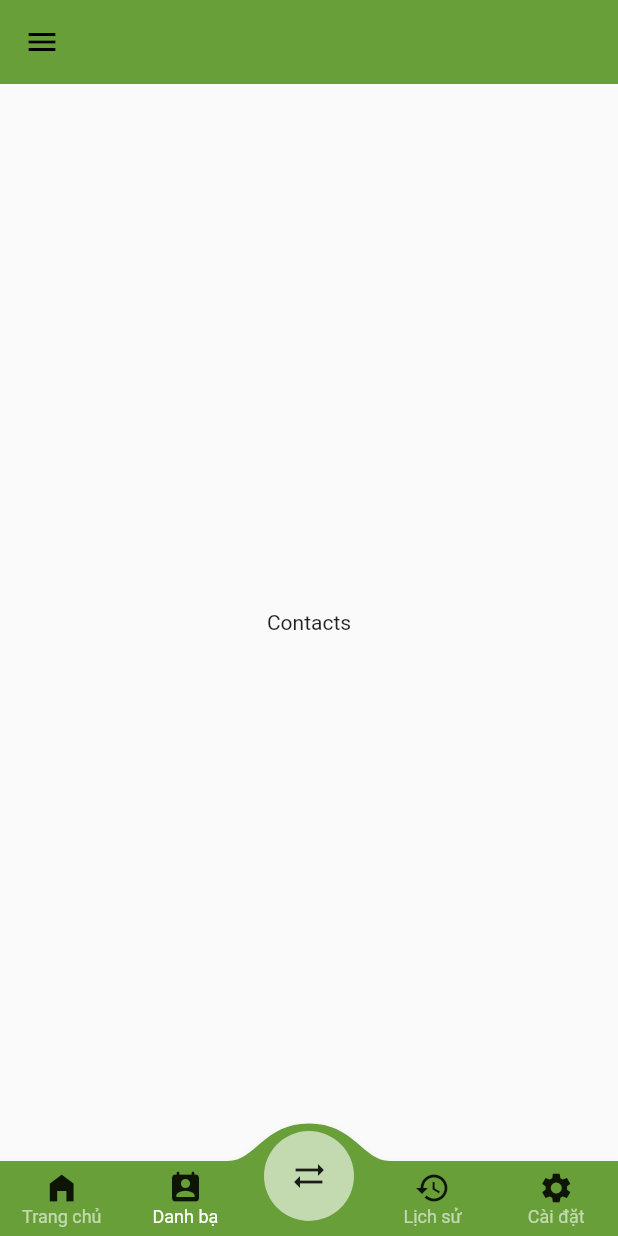
After one commit to Ngoc-HM/JunctionX_Hanoi2023, a Flutter app: the HomePage screen opened directly, item 2 of the bottom bar chosen, on a phone screen of 412 x 824 dp. The commit adds this screen. Run offline on Flutter 3.47's test engine with Material 2 defaults, Android fonts, the phone set to English and light mode, and no system bars; drawn by our look-alikes of convex_bottom_bar.

Commit message:
Add session for better use

```diff
--- a/lib/src/resources/home_page.dart
+++ b/lib/src/resources/home_page.dart
@@ -1,9 +1,15 @@
 import 'dart:math';
 
+import 'package:fintechdemo/src/resources/session/history_session.dart';
+import 'package:fintechdemo/src/resources/session/home_session.dart';
+import 'package:fintechdemo/src/resources/session/settings_session.dart';
+import 'package:fintechdemo/src/resources/session/transfer_session.dart';
 import 'package:flutter/material.dart';
 import 'package:convex_bottom_bar/convex_bottom_bar.dart';
 import 'package:flutter/services.dart';
 import 'package:intl/intl.dart';
+
+import 'session/sessions.dart';
 
 class HomePage extends StatefulWidget {
   const HomePage({super.key});
@@ -13,6 +19,13 @@ class HomePage extends StatefulWidget {
 
 class _HomePage extends State<HomePage> {
   int _selectedIndex = 0;
+  late Map<int, Widget> CurrentPage = {
+    0: Credit(),
+    1: Contact(),
+    2: Transfer(),
+    3: History(),
+    4: Settings(),
+  };
 
   void _onItemTapped(int index) {
     setState(() {
@@ -64,93 +77,20 @@ class _HomePage extends State<HomePage> {
         initialActiveIndex: _selectedIndex,
         onTap: _onItemTapped,
       ),
-      body: Credit()
+      body: CurrentPage[_selectedIndex]
     );
   }
 }
 
-class Credit extends StatefulWidget {
-  Credit({super.key});
+class Contact extends StatefulWidget {
+  Contact({super.key});
   @override
-  _Credit createState() => _Credit();
+  _Contact createState() => _Contact();
 }
 
-class _Credit extends State<Credit> {
-  String _customName = "VU THI HANG";
-  int _money = 10000000;
-  bool _canSee = false;
-
-  void _userWantToSee() {
-    setState(() {
-      if (_canSee) _canSee = false;
-      else {
-        //more security stuff
-        _canSee = true;
-      }
-    });
-  }
-
-  String _period() {
-    int hour = DateTime.now().hour;
-    if (hour < 5) return "Chào cú đêm!";
-    if (hour < 11) return "Chào buổi sáng!";
-    if (hour < 14) return "Chào buổi trưa!";
-    if (hour < 18) return "Chào buổi chiều!";
-    if (hour < 22) return "Chào buổi tối!";
-    return "Ngủ đủ giấc nhá!";
-  }
-
+class _Contact extends State<Contact> {
   @override
   Widget build(BuildContext context) {
-    return Container(
-      height: 200,
-      width: MediaQuery.of(context).size.width,
-      margin: EdgeInsets.fromLTRB(10, 10, 10, 0),
-      padding: EdgeInsets.fromLTRB(10, 10, 10, 10),
-      decoration: BoxDecoration(
-        color: Colors.lightGreen.shade300,
-        borderRadius: BorderRadius.all(Radius.circular(5))
-      ),
-        child: Column(
-          mainAxisAlignment: MainAxisAlignment.start,
-          crossAxisAlignment: CrossAxisAlignment.start,
-          children: <Widget>[
-            Expanded(
-              flex: 2,
-              child: Text(
-              _period(),
-              style: TextStyle(color: Colors.black, fontWeight: FontWeight.w100, fontSize: 20),
-            ),)
-            ,
-            Expanded(
-              flex: 4,
-              child: Text(
-                  _customName,
-                  style: TextStyle(color: Colors.black, fontWeight: FontWeight.bold, fontSize: 35),
-                ),
-              )
-            ,
-            Expanded(
-              flex: 4,
-              child: Row(
-                  mainAxisAlignment: MainAxisAlignment.spaceBetween,
-                  children: <Widget>[
-                    Text(
-                      _canSee ? NumberFormat("\$#,##0").format(_money) : "*" * max(_money.toString().length, 6),
-                      style: TextStyle(color: Colors.black, fontWeight: FontWeight.w200, fontSize: 30),
-                    ),
-                    IconButton(
-                        onPressed: _userWantToSee,
-                        icon: Icon(_canSee ? Icons.visibility_off: Icons.visibility),
-                        color: Colors.black45,
-                    )
-                  ],
-                )
-              )
-            ,
-
-          ],
-        ),
-    );
+    return Center(child: Text("Contacts"));
   }
 }
--- /dev/null
+++ b/lib/src/resources/session/contact_session.dart
@@ -0,0 +1,14 @@
+import 'package:flutter/material.dart';
+
+class Contact extends StatefulWidget {
+  Contact({super.key});
+  @override
+  _Contact createState() => _Contact();
+}
+
+class _Contact extends State<Contact> {
+  @override
+  Widget build(BuildContext context) {
+    return Center(child: Text("Hello, Contacts!"),);
+  }
+}
--- /dev/null
+++ b/lib/src/resources/session/sessions.dart
@@ -0,0 +1,5 @@
+import 'contact_session.dart';
+import 'settings_session.dart';
+import 'home_session.dart';
+import 'history_session.dart';
+import 'transfer_session.dart';
```
Also changed, not shown: lib/src/resources/session/history_session.dart (added, +14 -0 lines), lib/src/resources/session/home_session.dart (added, +88 -0 lines), lib/src/resources/session/settings_session.dart (added, +14 -0 lines), lib/src/resources/session/transfer_session.dart (added, +14 -0 lines).
